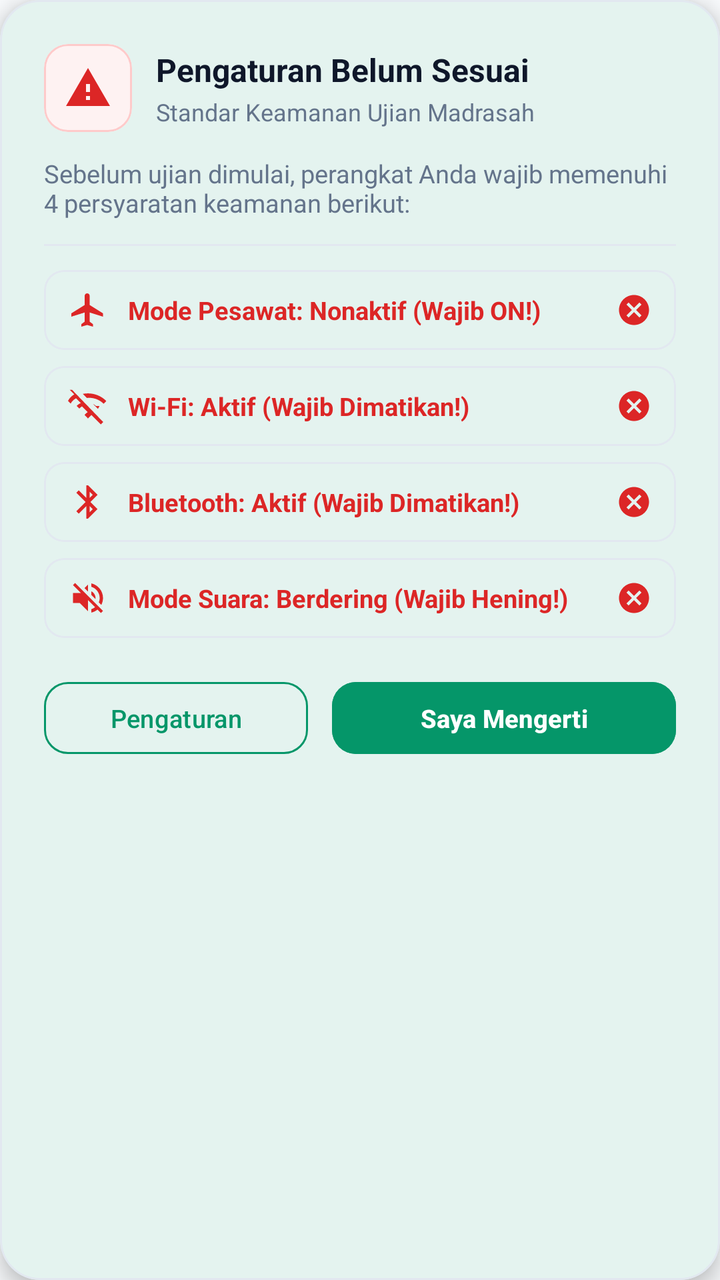
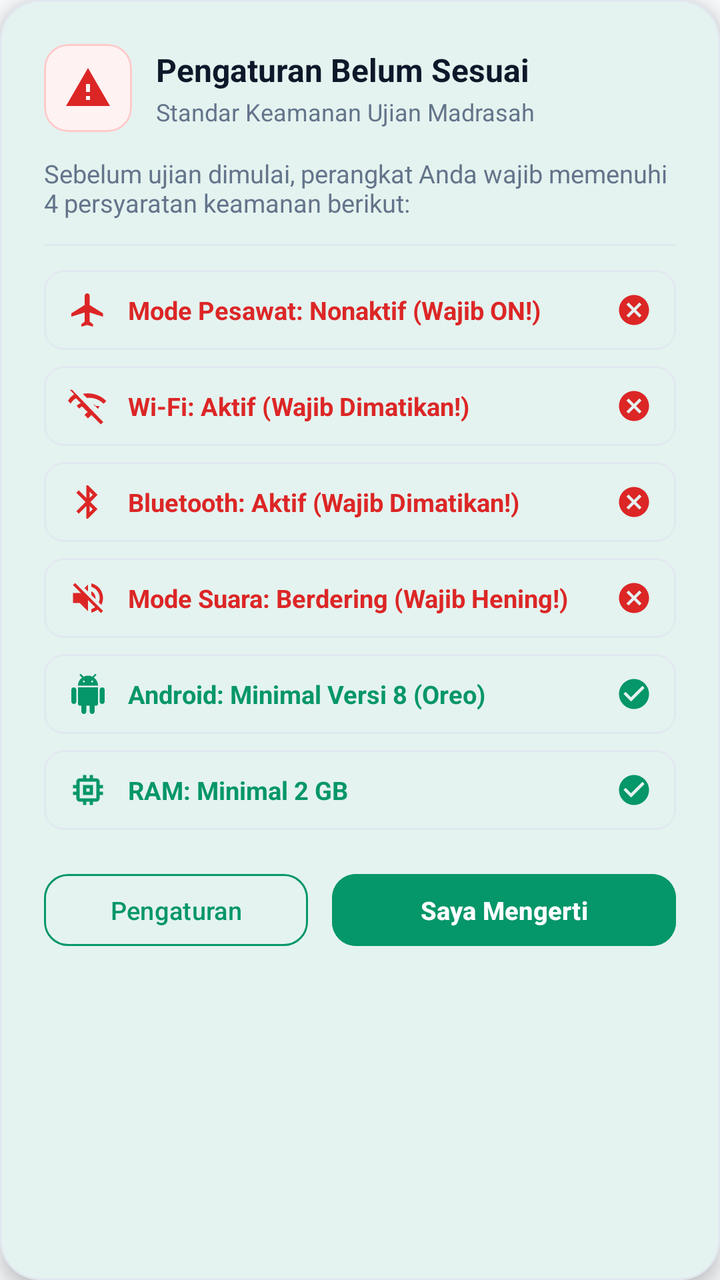

Before-and-after screenshots of an Android layout around one commit, followed by the original layout XML and the change that was made.
<!-- AndroidManifest.xml: application theme Theme.ExamKiosk -->
<!-- res/layout/dialog_device_requirement.xml -->
<?xml version="1.0" encoding="utf-8"?>
<com.google.android.material.card.MaterialCardView
    xmlns:android="http://schemas.android.com/apk/res/android"
    xmlns:app="http://schemas.android.com/apk/res-auto"
    android:layout_width="match_parent"
    android:layout_height="wrap_content"
    app:cardCornerRadius="20dp"
    app:cardElevation="6dp"
    app:strokeWidth="1dp"
    app:strokeColor="@color/stroke_border"
    app:cardBackgroundColor="@color/surface">

    <LinearLayout
        android:layout_width="match_parent"
        android:layout_height="wrap_content"
        android:orientation="vertical"
        android:padding="22dp">

        
        <LinearLayout
            android:layout_width="match_parent"
            android:layout_height="wrap_content"
            android:gravity="center_vertical"
            android:orientation="horizontal">

            <com.google.android.material.card.MaterialCardView
                android:layout_width="44dp"
                android:layout_height="44dp"
                app:cardCornerRadius="12dp"
                app:cardElevation="0dp"
                app:strokeWidth="1dp"
                app:strokeColor="@color/card_sensor_bad_border"
                app:cardBackgroundColor="@color/card_sensor_bad_bg">

                <ImageView
                    android:layout_width="match_parent"
                    android:layout_height="match_parent"
                    android:padding="10dp"
                    android:src="@drawable/ic_warning"
                    app:tint="@color/badge_danger_text"
                    android:contentDescription="Peringatan" />
            </com.google.android.material.card.MaterialCardView>

            <LinearLayout
                android:layout_width="0dp"
                android:layout_height="wrap_content"
                android:layout_weight="1"
                android:layout_marginStart="12dp"
                android:orientation="vertical">

                <TextView
                    android:layout_width="wrap_content"
                    android:layout_height="wrap_content"
                    android:text="Pengaturan Belum Sesuai"
                    android:textColor="@color/text_primary"
                    android:textSize="16sp"
                    android:textStyle="bold" />

                <TextView
                    android:layout_width="wrap_content"
                    android:layout_height="wrap_content"
                    android:layout_marginTop="2dp"
                    android:text="Standar Keamanan Ujian Madrasah"
                    android:textColor="@color/text_secondary"
                    android:textSize="12sp" />
            </LinearLayout>
        </LinearLayout>

        <TextView
            android:layout_width="match_parent"
            android:layout_height="wrap_content"
            android:layout_marginTop="12dp"
            android:text="Sebelum ujian dimulai, perangkat Anda wajib memenuhi 4 persyaratan keamanan berikut:"
            android:textColor="@color/text_secondary"
            android:textSize="12.5sp" />

        <View
            android:layout_width="match_parent"
            android:layout_height="1dp"
            android:layout_marginTop="12dp"
            android:layout_marginBottom="12dp"
            android:background="@color/stroke_border" />

        
        <LinearLayout
            android:layout_width="match_parent"
            android:layout_height="wrap_content"
            android:orientation="vertical">

            
            <com.google.android.material.card.MaterialCardView
                android:id="@+id/cardDialogAirplane"
                android:layout_width="match_parent"
                android:layout_height="wrap_content"
                android:layout_marginBottom="8dp"
                app:cardCornerRadius="10dp"
                app:cardElevation="0dp"
                app:strokeWidth="1dp"
                app:strokeColor="@color/stroke_border"
                app:cardBackgroundColor="@color/surface">

                <LinearLayout
                    android:layout_width="match_parent"
                    android:layout_height="wrap_content"
                    android:gravity="center_vertical"
                    android:orientation="horizontal"
                    android:paddingHorizontal="12dp"
                    android:paddingVertical="10dp">

                    <ImageView
                        android:id="@+id/ivDialogAirplaneIcon"
                        android:layout_width="20dp"
                        android:layout_height="20dp"
                        android:src="@drawable/ic_airplane"
                        app:tint="@color/badge_danger_text"
                        android:contentDescription="Mode Pesawat" />

                    <TextView
                        android:id="@+id/tvDialogAirplaneStatus"
                        android:layout_width="0dp"
                        android:layout_height="wrap_content"
                        android:layout_marginStart="10dp"
                        android:layout_weight="1"
                        android:text="Mode Pesawat: Nonaktif (Wajib ON!)"
                        android:textColor="@color/badge_danger_text"
                        android:textSize="12.5sp"
                        android:textStyle="bold" />

                    <ImageView
                        android:id="@+id/ivDialogAirplaneCheck"
                        android:layout_width="18dp"
                        android:layout_height="18dp"
                        android:src="@drawable/ic_cancel"
                        app:tint="@color/badge_danger_text"
                        android:contentDescription="Status Icon" />
                </LinearLayout>
            </com.google.android.material.card.MaterialCardView>

            
            <com.google.android.material.card.MaterialCardView
                android:id="@+id/cardDialogWifi"
                android:layout_width="match_parent"
                android:layout_height="wrap_content"
                android:layout_marginBottom="8dp"
                app:cardCornerRadius="10dp"
                app:cardElevation="0dp"
                app:strokeWidth="1dp"
                app:strokeColor="@color/stroke_border"
                app:cardBackgroundColor="@color/surface">

                <LinearLayout
                    android:layout_width="match_parent"
                    android:layout_height="wrap_content"
                    android:gravity="center_vertical"
                    android:orientation="horizontal"
                    android:paddingHorizontal="12dp"
                    android:paddingVertical="10dp">

                    <ImageView
                        android:id="@+id/ivDialogWifiIcon"
                        android:layout_width="20dp"
                        android:layout_height="20dp"
                        android:src="@drawable/ic_wifi_off"
                        app:tint="@color/badge_danger_text"
                        android:contentDescription="Wi-Fi" />

                    <TextView
                        android:id="@+id/tvDialogWifiStatus"
                        android:layout_width="0dp"
                        android:layout_height="wrap_content"
                        android:layout_marginStart="10dp"
                        android:layout_weight="1"
                        android:text="Wi-Fi: Aktif (Wajib Dimatikan!)"
                        android:textColor="@color/badge_danger_text"
                        android:textSize="12.5sp"
                        android:textStyle="bold" />

                    <ImageView
                        android:id="@+id/ivDialogWifiCheck"
                        android:layout_width="18dp"
                        android:layout_height="18dp"
                        android:src="@drawable/ic_cancel"
                        app:tint="@color/badge_danger_text"
                        android:contentDescription="Status Icon" />
                </LinearLayout>
            </com.google.android.material.card.MaterialCardView>

            
            <com.google.android.material.card.MaterialCardView
                android:id="@+id/cardDialogBluetooth"
                android:layout_width="match_parent"
                android:layout_height="wrap_content"
                android:layout_marginBottom="8dp"
                app:cardCornerRadius="10dp"
                app:cardElevation="0dp"
                app:strokeWidth="1dp"
                app:strokeColor="@color/stroke_border"
                app:cardBackgroundColor="@color/surface">

                <LinearLayout
                    android:layout_width="match_parent"
                    android:layout_height="wrap_content"
                    android:gravity="center_vertical"
                    android:orientation="horizontal"
                    android:paddingHorizontal="12dp"
                    android:paddingVertical="10dp">

                    <ImageView
                        android:id="@+id/ivDialogBluetoothIcon"
                        android:layout_width="20dp"
                        android:layout_height="20dp"
                        android:src="@drawable/ic_bluetooth"
                        app:tint="@color/badge_danger_text"
                        android:contentDescription="Bluetooth" />

                    <TextView
                        android:id="@+id/tvDialogBluetoothStatus"
                        android:layout_width="0dp"
                        android:layout_height="wrap_content"
                        android:layout_marginStart="10dp"
                        android:layout_weight="1"
                        android:text="Bluetooth: Aktif (Wajib Dimatikan!)"
                        android:textColor="@color/badge_danger_text"
                        android:textSize="12.5sp"
                        android:textStyle="bold" />

                    <ImageView
                        android:id="@+id/ivDialogBluetoothCheck"
                        android:layout_width="18dp"
                        android:layout_height="18dp"
                        android:src="@drawable/ic_cancel"
                        app:tint="@color/badge_danger_text"
                        android:contentDescription="Status Icon" />
                </LinearLayout>
            </com.google.android.material.card.MaterialCardView>

            
            <com.google.android.material.card.MaterialCardView
                android:id="@+id/cardDialogRinger"
                android:layout_width="match_parent"
                android:layout_height="wrap_content"
                app:cardCornerRadius="10dp"
                app:cardElevation="0dp"
                app:strokeWidth="1dp"
                app:strokeColor="@color/stroke_border"
                app:cardBackgroundColor="@color/surface">

                <LinearLayout
                    android:layout_width="match_parent"
                    android:layout_height="wrap_content"
                    android:gravity="center_vertical"
                    android:orientation="horizontal"
                    android:paddingHorizontal="12dp"
                    android:paddingVertical="10dp">

                    <ImageView
                        android:id="@+id/ivDialogRingerIcon"
                        android:layout_width="20dp"
                        android:layout_height="20dp"
                        android:src="@drawable/ic_volume_off"
                        app:tint="@color/badge_danger_text"
                        android:contentDescription="Mode Hening" />

                    <TextView
                        android:id="@+id/tvDialogRingerStatus"
                        android:layout_width="0dp"
                        android:layout_height="wrap_content"
                        android:layout_marginStart="10dp"
                        android:layout_weight="1"
                        android:text="Mode Suara: Berdering (Wajib Hening!)"
                        android:textColor="@color/badge_danger_text"
                        android:textSize="12.5sp"
                        android:textStyle="bold" />

                    <ImageView
                        android:id="@+id/ivDialogRingerCheck"
                        android:layout_width="18dp"
                        android:layout_height="18dp"
                        android:src="@drawable/ic_cancel"
                        app:tint="@color/badge_danger_text"
                        android:contentDescription="Status Icon" />
                </LinearLayout>
            </com.google.android.material.card.MaterialCardView>
        </LinearLayout>

        
        <LinearLayout
            android:layout_width="match_parent"
            android:layout_height="wrap_content"
            android:layout_marginTop="18dp"
            android:orientation="horizontal">

            <com.google.android.material.button.MaterialButton
                android:id="@+id/btnOpenSettings"
                style="@style/Widget.ExamKiosk.Button.Outlined"
                android:layout_width="0dp"
                android:layout_height="44dp"
                android:layout_weight="1"
                android:layout_marginEnd="6dp"
                android:text="Pengaturan"
                android:textSize="12.5sp"
                android:textColor="@color/primary"
                app:strokeColor="@color/primary" />

            <com.google.android.material.button.MaterialButton
                android:id="@+id/btnUnderstand"
                style="@style/Widget.ExamKiosk.Button"
                android:layout_width="0dp"
                android:layout_height="44dp"
                android:layout_weight="1.3"
                android:layout_marginStart="6dp"
                android:backgroundTint="@color/primary"
                android:text="Saya Mengerti"
                android:textColor="#FFFFFF"
                android:textSize="12.5sp"
                android:textStyle="bold" />
        </LinearLayout>
    </LinearLayout>
</com.google.android.material.card.MaterialCardView>
<!-- resources referenced by this layout -->
<resources>
  <color name="badge_danger_text">#DC2626</color>
  <color name="card_sensor_bad_bg">#FEF2F2</color>
  <color name="card_sensor_bad_border">#FECACA</color>
  <color name="primary">#059669</color>
  <color name="stroke_border">#E2E8F0</color>
  <color name="surface">#FFFFFF</color>
  <color name="text_primary">#0F172A</color>
  <color name="text_secondary">#64748B</color>
  <!-- drawable ic_airplane (drawable) -->
  <vector xmlns:android="http://schemas.android.com/apk/res/android"
      android:width="24dp"
      android:height="24dp"
      android:viewportWidth="24"
      android:viewportHeight="24">
      <path
          android:fillColor="#FFFFFFFF"
          android:pathData="M21,16v-2l-8,-5V3.5c0,-0.83 -0.67,-1.5 -1.5,-1.5S10,2.67 10,3.5V9l-8,5v2l8,-2.5V19l-2,1.5V22l3.5,-1 3.5,1v-1.5L13,19v-5.5l8,2.5z"/>
  </vector>
  <!-- drawable ic_warning (drawable) -->
  <vector xmlns:android="http://schemas.android.com/apk/res/android"
      android:width="24dp"
      android:height="24dp"
      android:viewportWidth="24"
      android:viewportHeight="24">
      <path
          android:fillColor="#FFFFFFFF"
          android:pathData="M1,21h22L12,2 1,21zM13,18h-2v-2h2v2zM13,14h-2v-4h2v4z"/>
  </vector>
  <style name="Widget.ExamKiosk.Button" parent="Widget.Material3.Button">
          <item name="cornerRadius">12dp</item>
          <item name="android:fontFamily">sans-serif-medium</item>
      </style>
  <style name="Widget.ExamKiosk.Button.Outlined" parent="Widget.Material3.Button.OutlinedButton">
          <item name="cornerRadius">12dp</item>
          <item name="strokeColor">@color/primary</item>
      </style>
  <color name="primary_dark">#047857</color>
  <color name="text_on_primary">#FFFFFF</color>
  <color name="primary_light">#10B981</color>
  <color name="background">#F8FAFC</color>
  <!-- unchanged entries left out for length: 5 -->
</resources>

<!-- the commit's change to res/layout/dialog_device_requirement.xml (unified diff, before → after) -->
@@ -278,6 +278,104 @@
                         android:layout_height="18dp"
                         android:src="@drawable/ic_cancel"
                         app:tint="@color/badge_danger_text"
+                        android:contentDescription="Status Icon" />
+                </LinearLayout>
+            </com.google.android.material.card.MaterialCardView>
+
+            
+            <com.google.android.material.card.MaterialCardView
+                android:id="@+id/cardDialogAndroid"
+                android:layout_width="match_parent"
+                android:layout_height="wrap_content"
+                android:layout_marginTop="8dp"
+                app:cardCornerRadius="10dp"
+                app:cardElevation="0dp"
+                app:strokeWidth="1dp"
+                app:strokeColor="@color/stroke_border"
+                app:cardBackgroundColor="@color/surface">
+
+                <LinearLayout
+                    android:layout_width="match_parent"
+                    android:layout_height="wrap_content"
+                    android:gravity="center_vertical"
+                    android:orientation="horizontal"
+                    android:paddingHorizontal="12dp"
+                    android:paddingVertical="10dp">
+
+                    <ImageView
+                        android:id="@+id/ivDialogAndroidIcon"
+                        android:layout_width="20dp"
+                        android:layout_height="20dp"
+                        android:src="@drawable/ic_android"
+                        app:tint="@color/badge_ready_text"
+                        android:contentDescription="Versi Android" />
+
+                    <TextView
+                        android:id="@+id/tvDialogAndroidStatus"
+                        android:layout_width="0dp"
+                        android:layout_height="wrap_content"
+                        android:layout_marginStart="10dp"
+                        android:layout_weight="1"
+                        android:text="Android: Minimal Versi 8 (Oreo)"
+                        android:textColor="@color/badge_ready_text"
+                        android:textSize="12.5sp"
+                        android:textStyle="bold" />
+
+                    <ImageView
+                        android:id="@+id/ivDialogAndroidCheck"
+                        android:layout_width="18dp"
+                        android:layout_height="18dp"
+                        android:src="@drawable/ic_check_circle"
+                        app:tint="@color/badge_ready_text"
+                        android:contentDescription="Status Icon" />
+                </LinearLayout>
+            </com.google.android.material.card.MaterialCardView>
+
+            
+            <com.google.android.material.card.MaterialCardView
+                android:id="@+id/cardDialogRam"
+                android:layout_width="match_parent"
+                android:layout_height="wrap_content"
+                android:layout_marginTop="8dp"
+                app:cardCornerRadius="10dp"
+                app:cardElevation="0dp"
+                app:strokeWidth="1dp"
+                app:strokeColor="@color/stroke_border"
+                app:cardBackgroundColor="@color/surface">
+
+                <LinearLayout
+                    android:layout_width="match_parent"
+                    android:layout_height="wrap_content"
+                    android:gravity="center_vertical"
+                    android:orientation="horizontal"
+                    android:paddingHorizontal="12dp"
+                    android:paddingVertical="10dp">
+
+                    <ImageView
+                        android:id="@+id/ivDialogRamIcon"
+                        android:layout_width="20dp"
+                        android:layout_height="20dp"
+                        android:src="@drawable/ic_memory"
+                        app:tint="@color/badge_ready_text"
+                        android:contentDescription="RAM" />
+
+                    <TextView
+                        android:id="@+id/tvDialogRamStatus"
+                        android:layout_width="0dp"
+                        android:layout_height="wrap_content"
+                        android:layout_marginStart="10dp"
+                        android:layout_weight="1"
+                        android:text="RAM: Minimal 2 GB"
+                        android:textColor="@color/badge_ready_text"
+                        android:textSize="12.5sp"
+                        android:textStyle="bold" />
+
+                    <ImageView
+                        android:id="@+id/ivDialogRamCheck"
+                        android:layout_width="18dp"
+                        android:layout_height="18dp"
+                        android:src="@drawable/ic_check_circle"
+                        app:tint="@color/badge_ready_text"
                         android:contentDescription="Status Icon" />
                 </LinearLayout>
             </com.google.android.material.card.MaterialCardView>
<!-- resource entries referenced after the edit -->
@@ -1,6 +1,7 @@
 <!-- resources referenced by this layout -->
 <resources>
   <color name="badge_danger_text">#DC2626</color>
+  <color name="badge_ready_text">#059669</color>
   <color name="card_sensor_bad_bg">#FEF2F2</color>
   <color name="card_sensor_bad_border">#FECACA</color>
   <color name="primary">#059669</color>
@@ -17,6 +18,36 @@
       <path
           android:fillColor="#FFFFFFFF"
           android:pathData="M21,16v-2l-8,-5V3.5c0,-0.83 -0.67,-1.5 -1.5,-1.5S10,2.67 10,3.5V9l-8,5v2l8,-2.5V19l-2,1.5V22l3.5,-1 3.5,1v-1.5L13,19v-5.5l8,2.5z"/>
+  </vector>
+  <!-- drawable ic_android (drawable) -->
+  <vector xmlns:android="http://schemas.android.com/apk/res/android"
+      android:width="24dp"
+      android:height="24dp"
+      android:viewportWidth="24"
+      android:viewportHeight="24">
+    <path
+        android:fillColor="@android:color/white"
+        android:pathData="M6,18c0,0.55 0.45,1 1,1h1v3.5c0,0.83 0.67,1.5 1.5,1.5s1.5,-0.67 1.5,-1.5L11,19h2v3.5c0,0.83 0.67,1.5 1.5,1.5s1.5,-0.67 1.5,-1.5L16,19h1c0.55,0 1,-0.45 1,-1L18,8L6,8v10zM3.5,8C2.67,8 2,8.67 2,9.5v7c0,0.83 0.67,1.5 1.5,1.5S5,17.33 5,16.5v-7C5,8.67 4.33,8 3.5,8zM20.5,8c-0.83,0 -1.5,0.67 -1.5,1.5v7c0,0.83 0.67,1.5 1.5,1.5s1.5,-0.67 1.5,-1.5v-7c0,-0.83 -0.67,-1.5 -1.5,-1.5zM15.53,2.16l1.3,-1.3c0.2,-0.2 0.2,-0.51 0,-0.71 -0.2,-0.2 -0.51,-0.2 -0.71,0l-1.48,1.48C13.83,1.23 12.95,1 12,1c-0.96,0 -1.86,0.23 -2.66,0.63L7.85,0.15c-0.2,-0.2 -0.51,-0.2 -0.71,0 -0.2,0.2 -0.2,0.51 0,0.71l1.31,1.31C6.97,3.26 6,5.01 6,7h12c0,-1.99 -0.97,-3.75 -2.47,-4.84zM10,5L9,5L9,4h1v1zM15,5h-1L14,4h1v1z"/>
+  </vector>
+  <!-- drawable ic_check_circle (drawable) -->
+  <vector xmlns:android="http://schemas.android.com/apk/res/android"
+      android:width="24dp"
+      android:height="24dp"
+      android:viewportWidth="24"
+      android:viewportHeight="24">
+      <path
+          android:fillColor="#FFFFFFFF"
+          android:pathData="M12,2C6.48,2 2,6.48 2,12s4.48,10 10,10 10,-4.48 10,-10S17.52,2 12,2zm-2,15l-5,-5 1.41,-1.41L10,14.17l7.59,-7.59L19,8l-9,9z"/>
+  </vector>
+  <!-- drawable ic_memory (drawable) -->
+  <vector xmlns:android="http://schemas.android.com/apk/res/android"
+      android:width="24dp"
+      android:height="24dp"
+      android:viewportWidth="24"
+      android:viewportHeight="24">
+    <path
+        android:fillColor="@android:color/white"
+        android:pathData="M15,9H9v6h6V9zm-2,4h-2v-2h2v2zm8,-2V9h-2V7c0,-1.1 -0.9,-2 -2,-2h-2V3h-2v2h-2V3H9v2H7c-1.1,0 -2,0.9 -2,2v2H3v2h2v2H3v2h2v2c0,1.1 0.9,2 2,2h2v2h2v-2h2v2h2v-2h2c1.1,0 2,-0.9 2,-2v-2h2v-2h-2v-2h2zm-4,6H7V7h10v10z"/>
   </vector>
   <!-- drawable ic_warning (drawable) -->
   <vector xmlns:android="http://schemas.android.com/apk/res/android"
